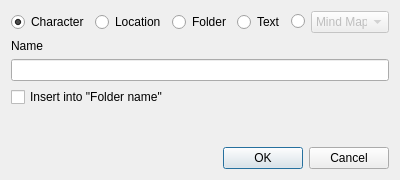
dimkanovikov/KITScenarist, file src/bin/scenarist-desktop/UserInterfaceLayer/Research/ResearchItemDialog.ui: the form before one commit.
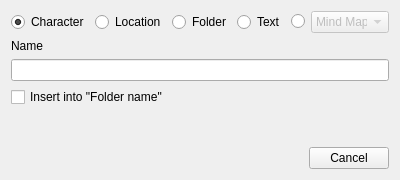
The form after the commit.

```diff
--- a/src/bin/scenarist-desktop/UserInterfaceLayer/Research/ResearchItemDialog.ui
+++ b/src/bin/scenarist-desktop/UserInterfaceLayer/Research/ResearchItemDialog.ui
@@ -155,7 +155,7 @@
    <item>
     <widget class="QDialogButtonBox" name="buttons">
      <property name="standardButtons">
-      <set>QDialogButtonBox::Cancel|QDialogButtonBox::Ok</set>
+      <set>QDialogButtonBox::Cancel</set>
      </property>
     </widget>
    </item>
```
